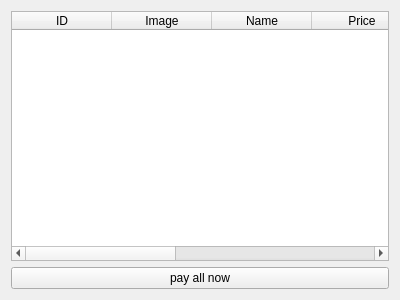
gitjip/microtrade, file client/cartwidget.ui: the form before one commit.
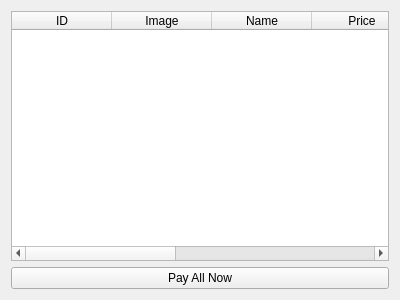
The form after the commit.

Diff of the .ui file:
```diff
--- a/client/cartwidget.ui
+++ b/client/cartwidget.ui
@@ -17,7 +17,7 @@
    <item row="1" column="0">
     <widget class="QPushButton" name="payPushButton">
      <property name="text">
-      <string>pay all now</string>
+      <string>Pay All Now</string>
      </property>
     </widget>
    </item>
```
